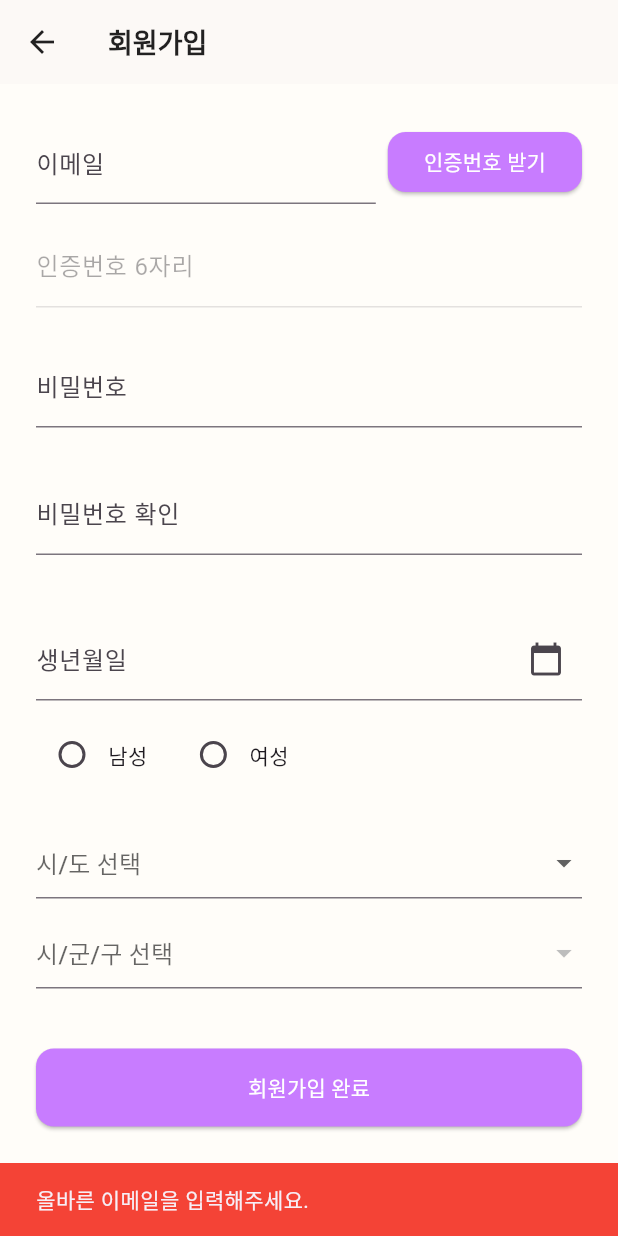
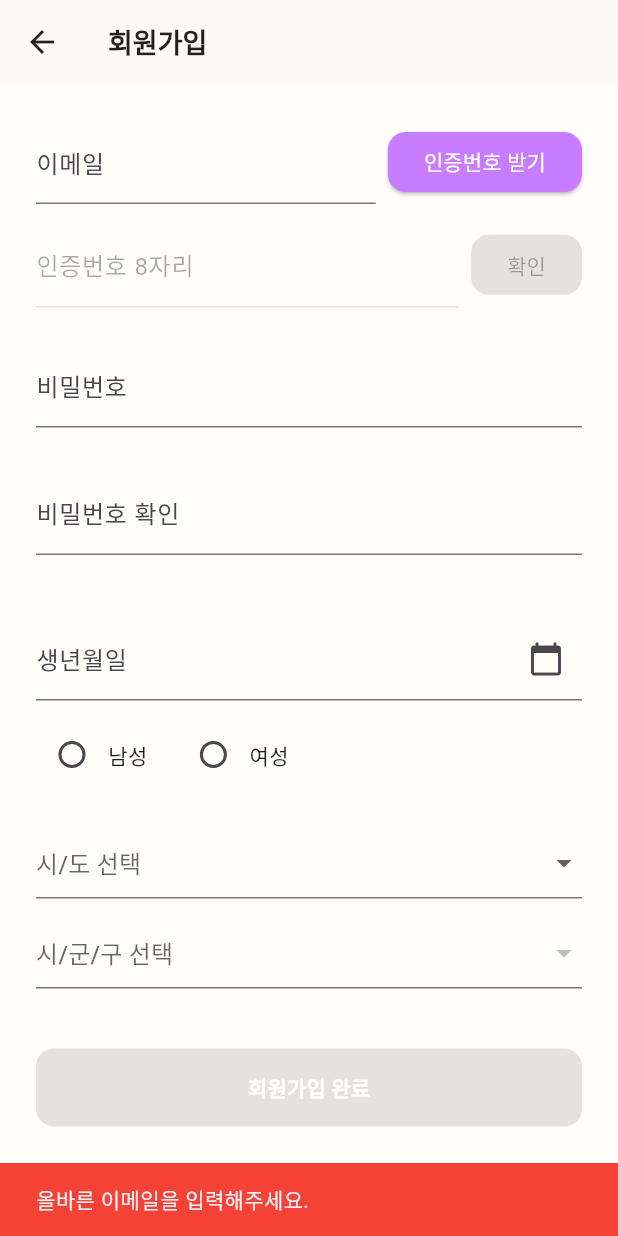
Before and after one commit to DongBaBaDa/needsfine_app, a Flutter app: the UserJoinScreen screen opened by its route, after a tap on "인증번호 받기", on a phone screen of 412 x 824 dp. Run offline on Flutter 3.47's test engine with Material 3 defaults, Android fonts, the light colour scheme and no system bars; our stand-ins replace carousel_slider, geolocator, image_picker, permission_handler, scrollable_positioned_list, shared_preferences and 1 more; missing offline and left inert: flutter_naver_map, unorm_dart; accounts and stored records are empty; network calls fail; Roboto replaces fonts that are missing (NotoSansKR); statements that could not run were skipped.

Commit message:
2025년 12월30일 오후7시34분 이메일찾기

```diff
--- a/lib/screens/user_join_screen.dart
+++ b/lib/screens/user_join_screen.dart
@@ -25,6 +25,7 @@ class _UserJoinScreenState extends State<UserJoinScreen> {
   String? _selectedGender;
   bool _isLoading = false;
   bool _isAuthCodeSent = false;
+  bool _isEmailVerified = false; // 이메일 인증 완료 여부
   String _passwordValidationMessage = '';
   String _confirmPasswordMessage = '';
 
@@ -56,6 +57,7 @@ class _UserJoinScreenState extends State<UserJoinScreen> {
     });
   }
 
+  // 인증번호 발송 로직
   Future<void> _sendAuthCode() async {
     if (_emailController.text.isEmpty || !_emailController.text.contains('@')){
       ScaffoldMessenger.of(context).showSnackBar(const SnackBar(content: Text('올바른 이메일을 입력해주세요.'), backgroundColor: Colors.red));
@@ -64,15 +66,10 @@ class _UserJoinScreenState extends State<UserJoinScreen> {
 
     setState(() => _isLoading = true);
     try {
-      final tempPassword = _passwordController.text.isNotEmpty
-          ? _passwordController.text.trim()
-          : "NeedsFine_Temp_1234!";
-
       await _supabase.auth.signUp(
         email: _emailController.text.trim(),
-        password: tempPassword,
+        password: "NeedsFine_Temp_1234!", // 임시 비밀번호
       );
-
       if(mounted) {
         ScaffoldMessenger.of(context).showSnackBar(const SnackBar(content: Text('니즈파인 인증번호가 발송되었습니다.')));
         setState(() => _isAuthCodeSent = true);
@@ -84,43 +81,57 @@ class _UserJoinScreenState extends State<UserJoinScreen> {
     }
   }
 
-  Future<void> _signUp() async {
-    if (!_formKey.currentState!.validate()) return;
-    if (_selectedSido == null || _selectedSigungu == null) {
-      ScaffoldMessenger.of(context).showSnackBar(const SnackBar(content: Text('지역을 선택해 주세요.')));
-      return;
-    }
-    if (_authCodeController.text.isEmpty) {
-      ScaffoldMessenger.of(context).showSnackBar(const SnackBar(content: Text('인증번호를 입력해 주세요.')));
+  // 인증번호 8자리 확인 로직
+  Future<void> _verifyAuthCode() async {
+    if (_authCodeController.text.length != 8) {
+      ScaffoldMessenger.of(context).showSnackBar(const SnackBar(content: Text('인증번호 8자리를 입력해주세요.')));
       return;
     }
 
     setState(() => _isLoading = true);
     try {
-      final authResponse = await _supabase.auth.verifyOTP(
+      await _supabase.auth.verifyOTP(
         type: OtpType.signup,
         token: _authCodeController.text.trim(),
         email: _emailController.text.trim(),
       );
-
-      if (authResponse.user != null) {
-        if (_passwordController.text.isNotEmpty) {
-          await _supabase.auth.updateUser(UserAttributes(password: _passwordController.text.trim()));
+      setState(() {
+        _isEmailVerified = true;
+        _isLoading = false;
+      });
+      if(mounted) ScaffoldMessenger.of(context).showSnackBar(const SnackBar(content: Text('이메일 인증이 완료되었습니다.')));
+    } catch (e) {
+      if(mounted) ScaffoldMessenger.of(context).showSnackBar(SnackBar(content: Text('인증 실패: $e'), backgroundColor: Colors.red));
+      setState(() => _isLoading = false);
+    }
   }
 
+  Future<void> _signUp() async {
+    if (!_isEmailVerified) {
+      ScaffoldMessenger.of(context).showSnackBar(const SnackBar(content: Text('이메일 인증을 먼저 완료해주세요.')));
+      return;
+    }
+    if (!_formKey.currentState!.validate()) return;
+
+    setState(() => _isLoading = true);
+    try {
+      // 실제 비밀번호로 업데이트
+      await _supabase.auth.updateUser(UserAttributes(password: _passwordController.text.trim()));
+
       final age = _selectedDate != null ? DateTime.now().year - _selectedDate!.year + 1 : null;
+      final userId = _supabase.auth.currentUser!.id;
+
       await _supabase.from('profiles').update({
         'age': age,
         'gender': _selectedGender,
         'city': _selectedSido,
         'district': _selectedSigungu,
         'birth_date': _selectedDate?.toIso8601String(),
-        }).eq('id', authResponse.user!.id);
+      }).eq('id', userId);
 
       if(mounted) {
         ScaffoldMessenger.of(context).showSnackBar(const SnackBar(content: Text('회원가입이 완료되었습니다!')));
         Navigator.of(context).pop();
-        }
       }
     } catch (e) {
       if(mounted) ScaffoldMessenger.of(context).showSnackBar(SnackBar(content: Text('회원가입 실패: $e'), backgroundColor: Colors.red));
@@ -153,19 +164,32 @@ class _UserJoinScreenState extends State<UserJoinScreen> {
           child: Column(
             crossAxisAlignment: CrossAxisAlignment.stretch,
             children: [
+              // 이메일 입력 및 인증번호 받기
               Row(
                 children: [
-                  Expanded(child: TextFormField(controller: _emailController, decoration: const InputDecoration(labelText: '이메일'), keyboardType: TextInputType.emailAddress)),
+                  Expanded(child: TextFormField(controller: _emailController, decoration: const InputDecoration(labelText: '이메일'), keyboardType: TextInputType.emailAddress, enabled: !_isEmailVerified)),
                   const SizedBox(width: 8),
-                  ElevatedButton(onPressed: _isLoading ? null : _sendAuthCode, child: const Text('인증번호 받기')),
+                  ElevatedButton(onPressed: (_isLoading || _isEmailVerified) ? null : _sendAuthCode, child: const Text('인증번호 받기')),
                 ],
               ),
               const SizedBox(height: 12),
-              TextFormField(
+              // 인증번호 8자리 입력 및 확인 버튼
+              Row(
+                children: [
+                  Expanded(
+                    child: TextFormField(
                       controller: _authCodeController,
-                decoration: const InputDecoration(labelText: '인증번호 6자리', hintText: '메일로 받은 코드를 입력하세요'),
+                      decoration: const InputDecoration(labelText: '인증번호 8자리', hintText: '8자리 코드 입력'),
                       keyboardType: TextInputType.number,
-                enabled: _isAuthCodeSent,
+                      enabled: _isAuthCodeSent && !_isEmailVerified,
+                    ),
+                  ),
+                  const SizedBox(width: 8),
+                  ElevatedButton(
+                      onPressed: (_isLoading || !_isAuthCodeSent || _isEmailVerified) ? null : _verifyAuthCode,
+                      child: const Text('확인')
+                  ),
+                ],
               ),
               const SizedBox(height: 24),
               TextFormField(controller: _passwordController, decoration: const InputDecoration(labelText: '비밀번호'), obscureText: true),
@@ -217,9 +241,14 @@ class _UserJoinScreenState extends State<UserJoinScreen> {
               ),
               const SizedBox(height: 40),
               ElevatedButton(
-                onPressed: _isLoading ? null : _signUp,
-                style: ElevatedButton.styleFrom(minimumSize: const Size(0, 52)),
-                child: _isLoading ? const CircularProgressIndicator(color: Colors.white) : const Text('회원가입 완료'),
+                onPressed: (_isLoading || !_isEmailVerified) ? null : _signUp,
+                style: ElevatedButton.styleFrom(
+                    minimumSize: const Size(0, 52),
+                    backgroundColor: const Color(0xFF9C7CFF)
+                ),
+                child: _isLoading
+                    ? const CircularProgressIndicator(color: Colors.white)
+                    : const Text('회원가입 완료', style: TextStyle(color: Colors.white, fontWeight: FontWeight.bold)),
               ),
             ],
           ),
```
Also changed, not shown: lib/main.dart (+5 -7 lines), lib/screens/email_pw_find_screen.dart (added, +141 -0 lines), lib/screens/id_pw_find_screen.dart (deleted, +0 -55 lines), lib/screens/initial_screen.dart (+25 -53 lines). Lines whose indentation alone changed are shown as unchanged.
